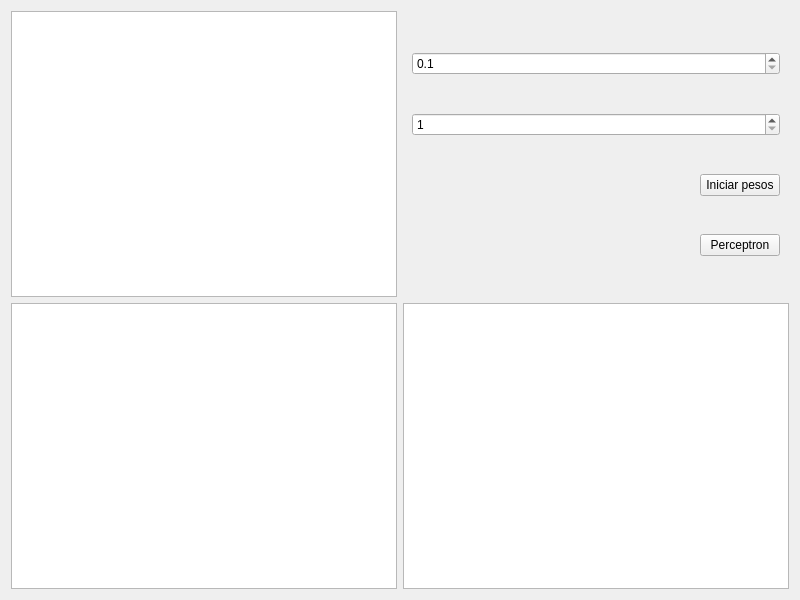
First picture: the form in form.ui, repository khr1s25/Perceptron, before the edit.
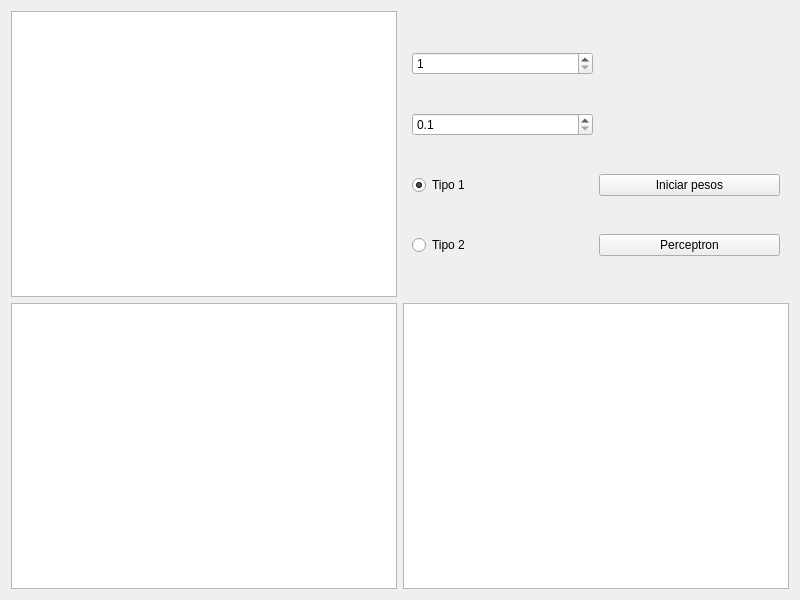
Second picture: the form after the edit.

```diff
--- a/form.ui
+++ b/form.ui
@@ -20,37 +20,14 @@
    <item row="0" column="1">
     <widget class="QWidget" name="widget" native="true">
      <layout class="QGridLayout" name="gridLayout_3">
-      <item row="4" column="1">
-       <widget class="QPushButton" name="iniciarPesos">
+      <item row="5" column="0">
+       <widget class="QRadioButton" name="tipo2">
         <property name="text">
-         <string>Iniciar pesos</string>
+         <string>Tipo 2</string>
         </property>
        </widget>
       </item>
-      <item row="4" column="0">
-       <spacer name="horizontalSpacer">
-        <property name="orientation">
-         <enum>Qt::Horizontal</enum>
-        </property>
-        <property name="sizeHint" stdset="0">
-         <size>
-          <width>40</width>
-          <height>20</height>
-         </size>
-        </property>
-       </spacer>
-      </item>
-      <item row="3" column="0" colspan="2">
-       <widget class="QSpinBox" name="epocasMax">
-        <property name="minimum">
-         <number>1</number>
-        </property>
-        <property name="maximum">
-         <number>9999999</number>
-        </property>
-       </widget>
-      </item>
-      <item row="2" column="0" colspan="2">
+      <item row="3" column="0">
        <widget class="QDoubleSpinBox" name="Eta">
         <property name="decimals">
          <number>1</number>
@@ -73,6 +50,33 @@
         </property>
        </widget>
       </item>
+      <item row="0" column="0">
+       <widget class="QSpinBox" name="epocasMax">
+        <property name="minimum">
+         <number>1</number>
+        </property>
+        <property name="maximum">
+         <number>9999999</number>
+        </property>
+       </widget>
+      </item>
+      <item row="4" column="0">
+       <widget class="QRadioButton" name="tipo1">
+        <property name="text">
+         <string>Tipo 1</string>
+        </property>
+        <property name="checked">
+         <bool>true</bool>
+        </property>
+       </widget>
+      </item>
+      <item row="4" column="1">
+       <widget class="QPushButton" name="iniciarPesos">
+        <property name="text">
+         <string>Iniciar pesos</string>
+        </property>
+       </widget>
+      </item>
      </layout>
     </widget>
    </item>
```
Left out of the diff: 3 changed lines with no effect on the pictures.
